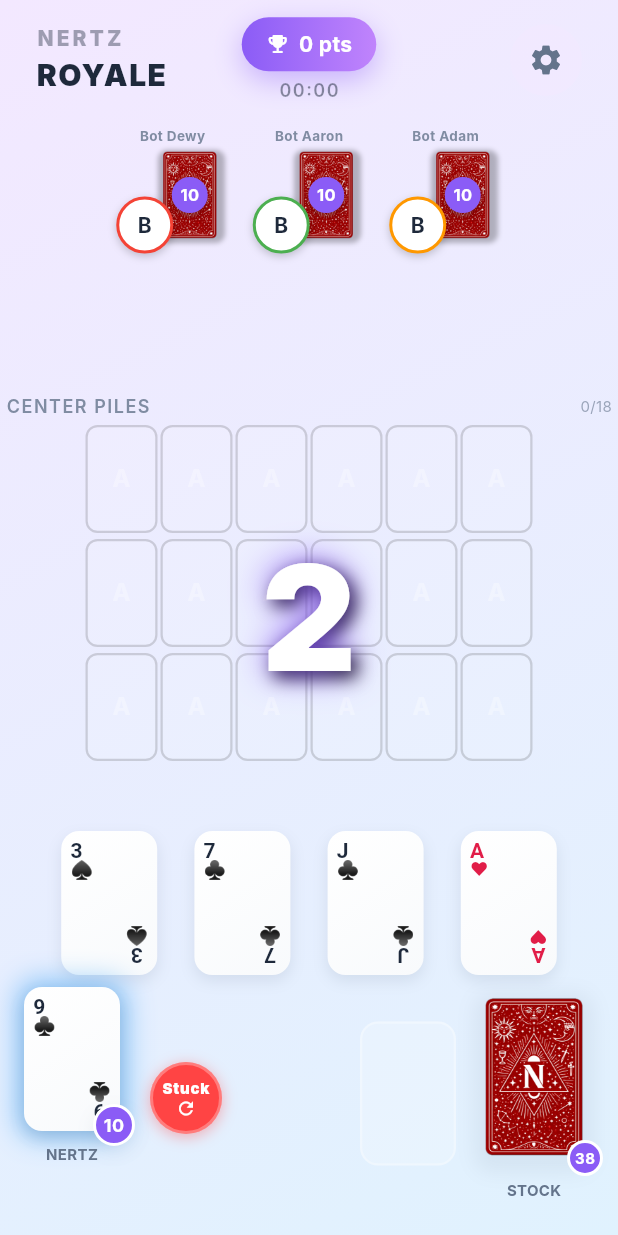
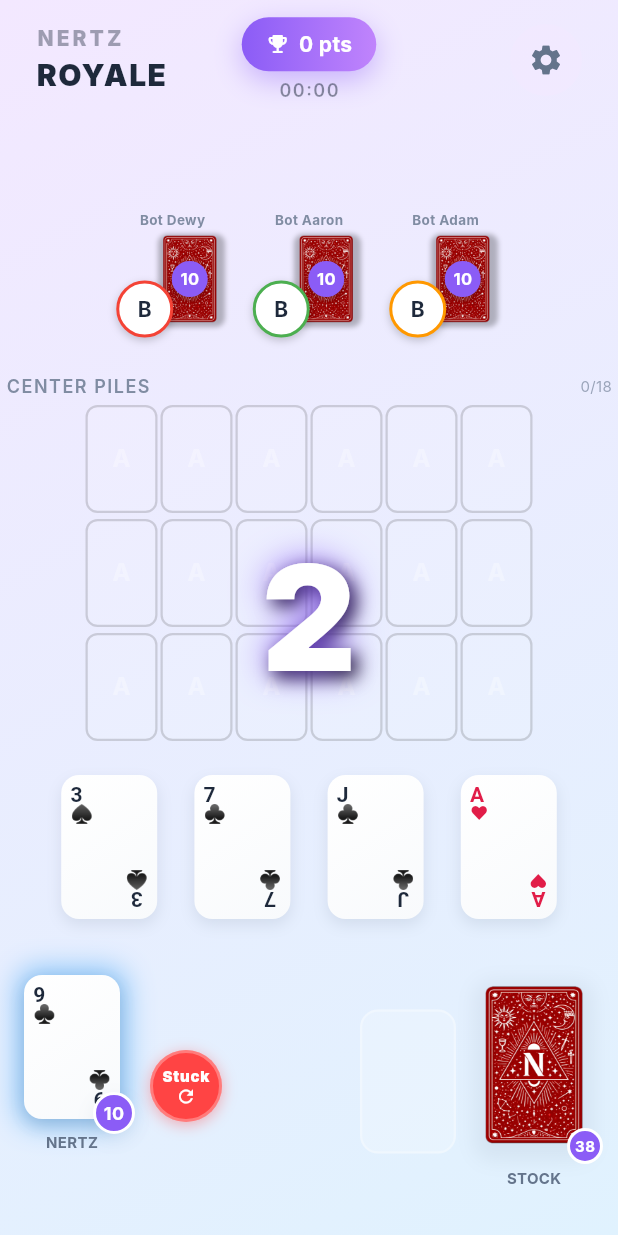
Before and after one commit to alexxtronic/nertzapp, a Flutter app: the screen it shows once a user with an empty profile is signed in, after a tap on "Play Offline", on a phone screen of 412 x 824 dp. Run offline on Flutter 3.47's test engine with Material 3 defaults, Android fonts, the phone set to English and light mode, and no system bars; our stand-ins replace audioplayers, confetti, flutter_image_compress, flutter_riverpod, image_picker, supabase_flutter; accounts and stored records are empty; network calls fail; Roboto replaces fonts that are missing (Inter, SF Pro Rounded).

Commit message:
UX: Shift Layout (Bots Down, Work Up), Fix Bot Avatars

```diff
--- a/lib/ui/widgets/game_board.dart
+++ b/lib/ui/widgets/game_board.dart
@@ -523,14 +523,15 @@ class _GameBoardState extends State<GameBoard> with TickerProviderStateMixin {
                         mainAxisAlignment: MainAxisAlignment.center, // Center vertical content
                         children: [
                           _buildHeader(player),
+                          const Spacer(flex: 3), // PUSH OPPONENTS DOWN
                           _buildOpponentsRow(),
-                          const Spacer(flex: 2), // Push content down to center
+                          const SizedBox(height: 16), // Closer to Center Piles
                           _buildCenterArea(),
                           const Spacer(flex: 1), // Gap between center and work
                           _buildWorkPiles(context, player),
-                          const SizedBox(height: 8), // Tight gap to hand
+                          const Spacer(flex: 2), // PUSH WORK PILES UP (away from Hand)
                           _buildPlayerHand(player),
-                          const SizedBox(height: 24), // Bottom padding
+                          const SizedBox(height: 32), // Keep Stock/Nertz at bottom
                         ],
                       ),
                     ),
@@ -549,7 +550,6 @@ class _GameBoardState extends State<GameBoard> with TickerProviderStateMixin {
                 createParticlePath: drawStar,
               ),
             ),
-            _buildResetStatus(),
           ],
         ),
       ),
--- a/lib/ui/widgets/opponent_board.dart
+++ b/lib/ui/widgets/opponent_board.dart
@@ -103,15 +103,7 @@ class OpponentBoard extends StatelessWidget {
                      ],
                    ),
                    child: ClipOval(
-                     child: player.avatarUrl != null
-                       ? Image.network(
-                           player.avatarUrl!,
-                           fit: BoxFit.cover,
-                           errorBuilder: (context, error, stackTrace) {
-                              return Center(child: Text(player.displayName.isNotEmpty ? player.displayName[0].toUpperCase() : '?', style: const TextStyle(color: GameTheme.textPrimary, fontWeight: FontWeight.bold, fontSize: 14)));
-                           },
-                         )
-                       : Center(child: Text(player.displayName.isNotEmpty ? player.displayName[0].toUpperCase() : '?', style: const TextStyle(color: GameTheme.textPrimary, fontWeight: FontWeight.bold, fontSize: 14))),
+                     child: _buildAvatar(player),
                    ),
                 ),
               ),
@@ -121,4 +113,29 @@ class OpponentBoard extends StatelessWidget {
       ],
     );
   }
+
+  Widget _buildAvatar(PlayerState player) {
+    if (player.avatarUrl == null || player.avatarUrl!.isEmpty) {
+      return Center(child: Text(player.displayName.isNotEmpty ? player.displayName[0].toUpperCase() : '?', style: const TextStyle(color: GameTheme.textPrimary, fontWeight: FontWeight.bold, fontSize: 14)));
+    }
+
+    // Check if it's a local asset (bots often use assets)
+    if (player.avatarUrl!.startsWith('assets/') || !player.avatarUrl!.startsWith('http')) {
+       return Image.asset(
+         player.avatarUrl!,
+         fit: BoxFit.cover,
+         errorBuilder: (context, error, stackTrace) {
+            return Center(child: Text(player.displayName.isNotEmpty ? player.displayName[0].toUpperCase() : '?', style: const TextStyle(color: GameTheme.textPrimary, fontWeight: FontWeight.bold, fontSize: 14)));
+         },
+       );
+    }
+
+    return Image.network(
+      player.avatarUrl!,
+      fit: BoxFit.cover,
+      errorBuilder: (context, error, stackTrace) {
+         return Center(child: Text(player.displayName.isNotEmpty ? player.displayName[0].toUpperCase() : '?', style: const TextStyle(color: GameTheme.textPrimary, fontWeight: FontWeight.bold, fontSize: 14)));
+      },
+    );
+  }
 }
```
